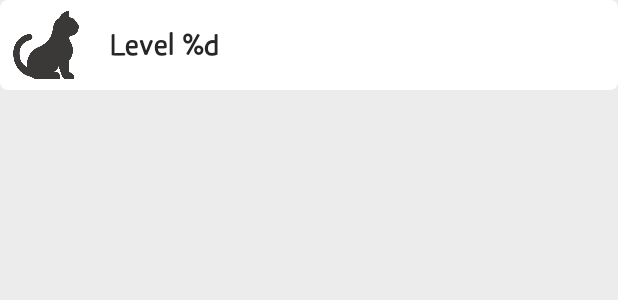
After one commit to 1visible/Watizit, an Android app: the layout level_cell.xml on its own in the app's theme, with its tools: preview values and no code run, on a phone screen of 412 x 824 dp. The commit adds this screen. Shown: the top 300 px of the screen. Run offline under Robolectric (Android 15) with nearby library versions, the phone set to English and light mode, and no system bars.

Commit message:
Levels list system

```diff
--- a/app/src/main/java/com/example/watizit/menus/MainActivity.java
+++ b/app/src/main/java/com/example/watizit/menus/MainActivity.java
@@ -72,7 +72,7 @@ public class MainActivity extends AppCompatActivity {
     }
 
     public void jouer(View view){
-        startActivity(new Intent(this, MenuJouer.class));
+        startActivity(new Intent(this, MenuNiveaux.class));
     }
 
     private boolean mIsBound = false;
--- /dev/null
+++ b/app/src/main/res/layout/level_cell.xml
@@ -0,0 +1,28 @@
+<?xml version="1.0" encoding="utf-8"?>
+<LinearLayout
+    xmlns:android="http://schemas.android.com/apk/res/android"
+    android:layout_width="fill_parent"
+    android:layout_height="60dp"
+    android:background="@drawable/level_button" >
+
+    <ImageView
+        android:id="@+id/cell_image"
+        android:layout_width="45dp"
+        android:layout_height="45dp"
+        android:layout_gravity="center"
+        android:layout_marginLeft="8dp"
+        android:tint="@color/colorPrimaryDark"
+        android:background="@color/transparent"
+        android:src="@drawable/img_cat" />
+
+    <TextView
+        android:id="@+id/cell_level"
+        android:layout_width="fill_parent"
+        android:layout_height="fill_parent"
+        android:paddingLeft="20dp"
+        android:gravity="center_vertical"
+        android:background="@color/transparent"
+        android:text="@string/level"
+        android:textSize="20dp" />
+
+</LinearLayout>
```
Also changed, not shown: app/src/main/java/com/example/watizit/database/DatabaseAccess.java (+3 -4 lines), app/src/main/java/com/example/watizit/menus/MenuJouer.java (+24 -23 lines), app/src/main/java/com/example/watizit/menus/MenuNiveaux.java (+19 -15 lines), app/src/main/java/com/example/watizit/objects/LetterPicker.java (added, +17 -0 lines), app/src/main/java/com/example/watizit/objects/Level.java (added, +55 -0 lines), app/src/main/java/com/example/watizit/other/Level.java (deleted, +0 -27 lines), app/src/main/java/com/example/watizit/utils/LevelAdapter.java (added, +48 -0 lines).
